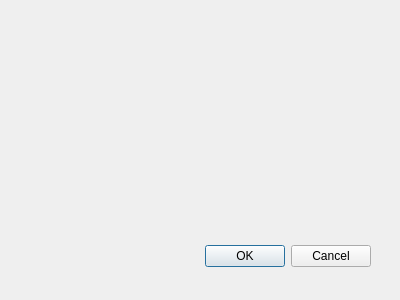
Before: the Qt Designer form src/primingtool.ui in geoperez/qbrew, drawn with Qt 5.
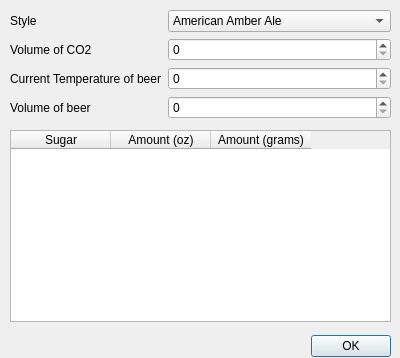
After: the same form once the commit is applied.

The edit to the form file:
```diff
--- a/src/primingtool.ui
+++ b/src/primingtool.ui
@@ -9,7 +9,7 @@
     <x>0</x>
     <y>0</y>
     <width>400</width>
-    <height>300</height>
+    <height>358</height>
    </rect>
   </property>
   <property name="windowTitle">
@@ -18,8 +18,8 @@
   <widget class="QDialogButtonBox" name="buttonBox">
    <property name="geometry">
     <rect>
-     <x>30</x>
-     <y>240</y>
+     <x>50</x>
+     <y>330</y>
      <width>341</width>
      <height>32</height>
     </rect>
@@ -28,9 +28,92 @@
     <enum>Qt::Horizontal</enum>
    </property>
    <property name="standardButtons">
-    <set>QDialogButtonBox::Cancel|QDialogButtonBox::Ok</set>
+    <set>QDialogButtonBox::Ok</set>
    </property>
   </widget>
+  <widget class="QWidget" name="formLayoutWidget">
+   <property name="geometry">
+    <rect>
+     <x>10</x>
+     <y>10</y>
+     <width>381</width>
+     <height>111</height>
+    </rect>
+   </property>
+   <layout class="QFormLayout" name="formLayout">
+    <item row="1" column="0">
+     <widget class="QLabel" name="volumeOfCO2Label">
+      <property name="text">
+       <string>Volume of CO2</string>
+      </property>
+     </widget>
+    </item>
+    <item row="1" column="1">
+     <widget class="QSpinBox" name="volumeOfCO2SpinBox"/>
+    </item>
+    <item row="2" column="0">
+     <widget class="QLabel" name="currentTemperatureOfBeerLabel">
+      <property name="text">
+       <string>Current Temperature of beer</string>
+      </property>
+     </widget>
+    </item>
+    <item row="2" column="1">
+     <widget class="QSpinBox" name="currentTemperatureOfBeerSpinBox"/>
+    </item>
+    <item row="3" column="0">
+     <widget class="QLabel" name="volumeOfBeerLabel">
+      <property name="text">
+       <string>Volume of beer</string>
+      </property>
+     </widget>
+    </item>
+    <item row="3" column="1">
+     <widget class="QSpinBox" name="volumeOfBeerSpinBox"/>
+    </item>
+    <item row="0" column="0">
+     <widget class="QLabel" name="styleLabel">
+      <property name="text">
+       <string>Style</string>
+      </property>
+     </widget>
+    </item>
+    <item row="0" column="1">
+     <widget class="QComboBox" name="styleComboBox">
+      <item>
+       <property name="text">
+        <string notr="true">American Amber Ale</string>
+       </property>
+      </item>
+     </widget>
+    </item>
+   </layout>
+  </widget>
+  <widget class="QTableWidget" name="tableWidget">
+   <property name="geometry">
+    <rect>
+     <x>10</x>
+     <y>130</y>
+     <width>381</width>
+     <height>192</height>
+    </rect>
+   </property>
+   <column>
+    <property name="text">
+     <string>Sugar</string>
+    </property>
+   </column>
+   <column>
+    <property name="text">
+     <string>Amount (oz)</string>
+    </property>
+   </column>
+   <column>
+    <property name="text">
+     <string>Amount (grams)</string>
+    </property>
+   </column>
+  </widget>
  </widget>
  <pixmapfunction/>
  <resources/>
```
Left out of the diff: 7 changed lines with no effect on the pictures.
